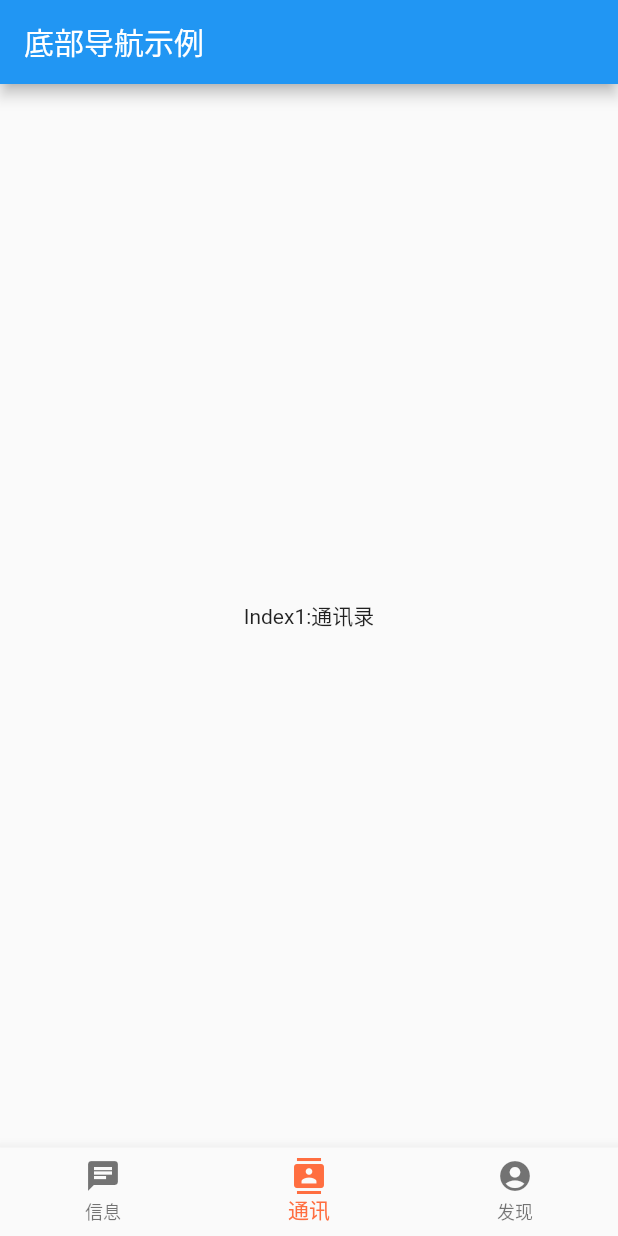
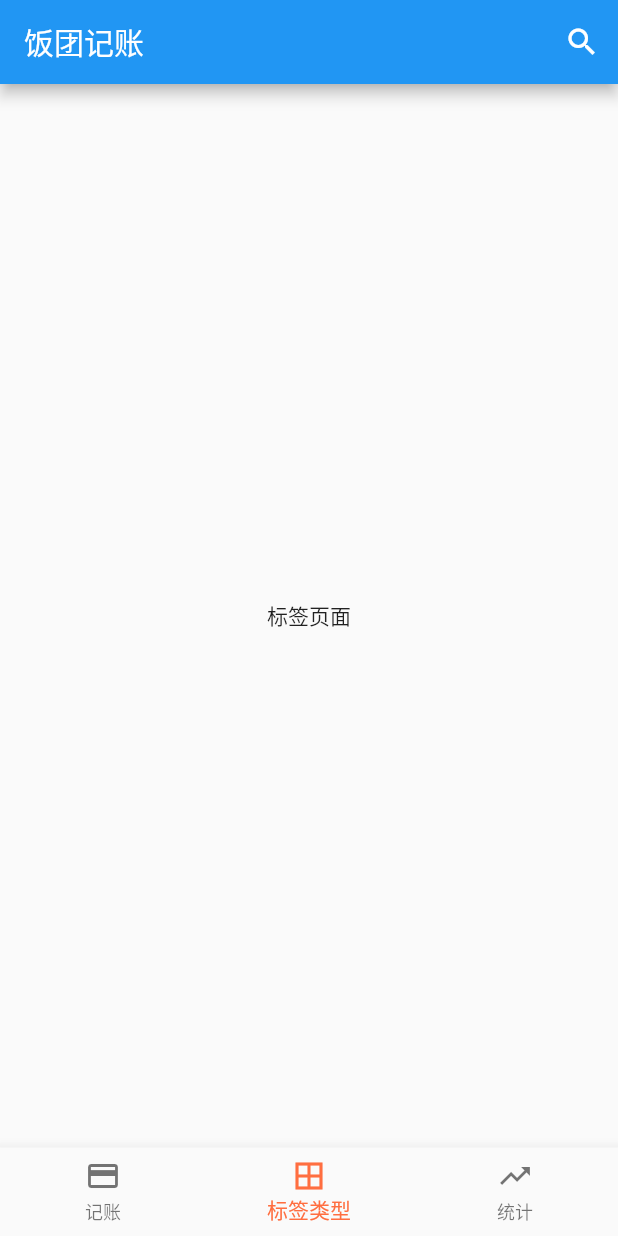
Before and after one commit to 0730chen/Flutter-, a Flutter app: the screen it shows after launch, on a phone screen of 412 x 824 dp. Run offline on Flutter 3.47's test engine with Material 2 defaults, Android fonts, the phone set to English and light mode, and no system bars.

Commit message:
底部导航

```diff
--- a/lib/main.dart
+++ b/lib/main.dart
@@ -38,25 +38,34 @@ class DemoApp extends StatefulWidget {
 class _DemoAppState extends State<DemoApp>{
   int _selectedIndex = 1;
   final _widgetOption=[
-    Text('Index0:信息'),
-    Text('Index1:通讯录'),
-    Text('Index2:发现'),
+    Text('记账页面'),
+    Text('标签页面'),
+    Text('编辑页面'),
   ];
   @override
   Widget build(BuildContext context){
     return Scaffold(
       appBar: AppBar(
-        title: Text('底部导航示例'),
+        title: new Text(
+          '饭团记账',
+          textAlign: TextAlign.center,
+        ),
+        actions: <Widget>[
+          IconButton(
+            icon: Icon(Icons.search),
+            tooltip: '搜索',
+            onPressed: ()=>{},
+          )
+        ],
       ),
       body: Center(
         child: _widgetOption.elementAt(_selectedIndex)
       ),
       bottomNavigationBar: BottomNavigationBar(
           items:<BottomNavigationBarItem>[
-            BottomNavigationBarItem(icon:Icon(Icons.chat),title: Text('信息')),
-            BottomNavigationBarItem(icon:Icon(Icons.contacts),title: Text('通讯')),
-            BottomNavigationBarItem(icon:Icon(Icons.account_circle),title: Text('发现')),
-
+            BottomNavigationBarItem(icon:Icon(Icons.payment),title: Text('记账')),
+            BottomNavigationBarItem(icon:Icon(Icons.border_all),title: Text('标签类型')),
+            BottomNavigationBarItem(icon:Icon(Icons.trending_up),title: Text('统计')),
           ],
         currentIndex: _selectedIndex,
         fixedColor: Colors.deepOrangeAccent,
```
